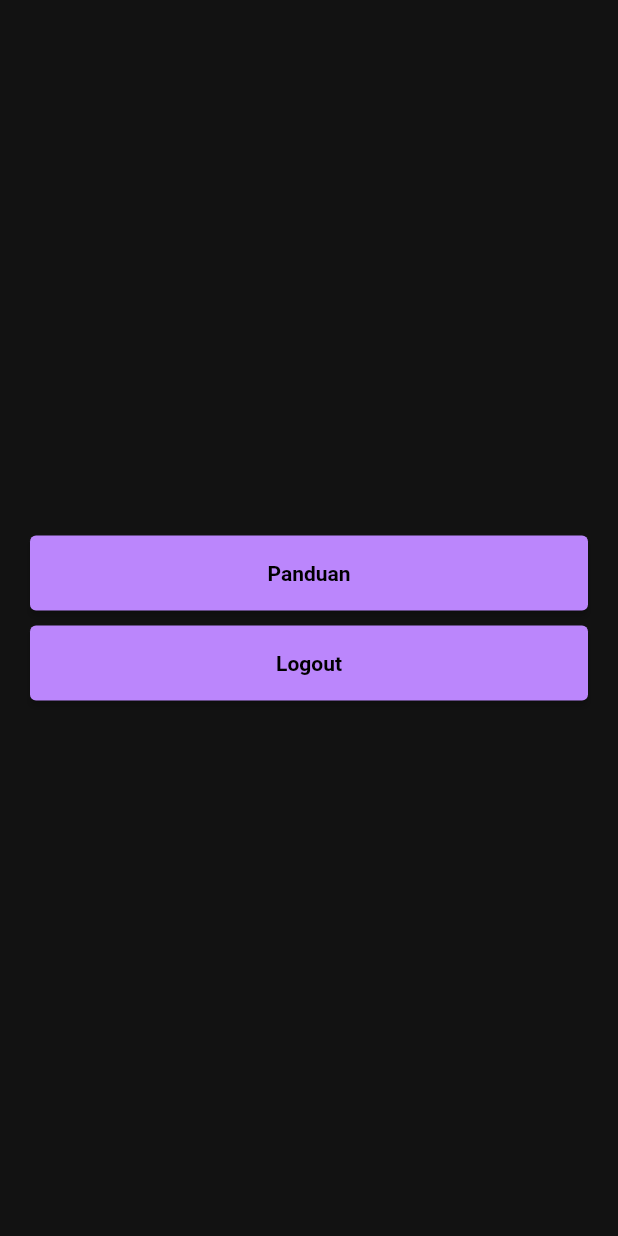
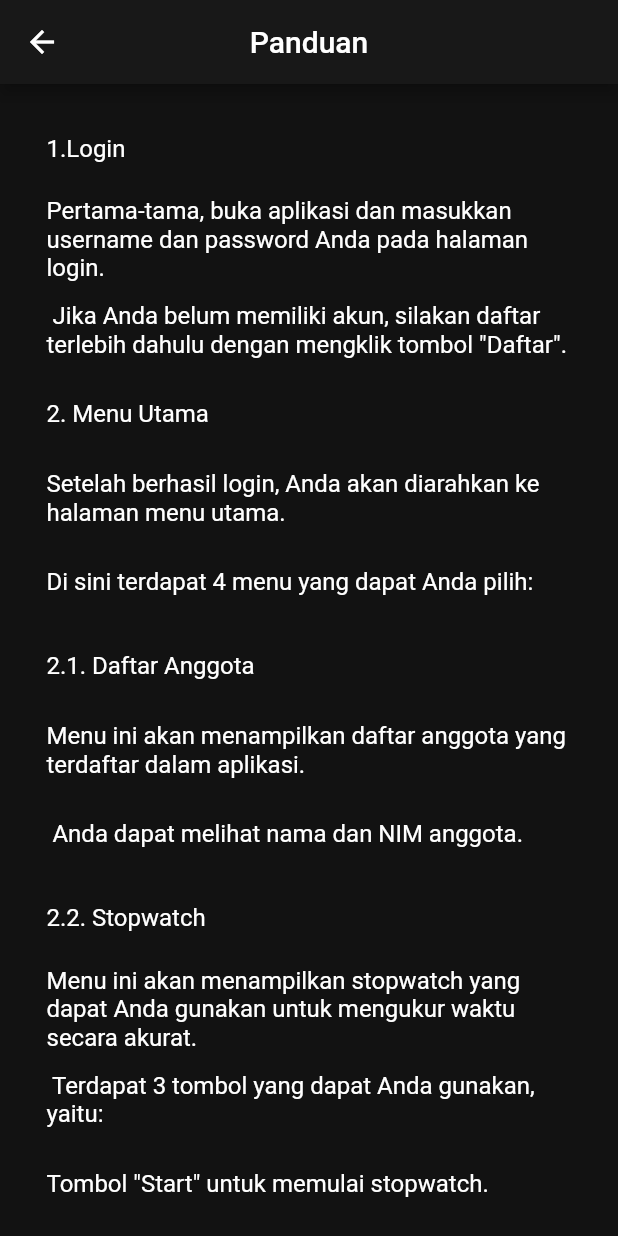
Before and after one commit to fraska20/tpm2, a Flutter app: the Bantuan screen opened directly, after a tap on "Panduan", on a phone screen of 412 x 824 dp. Run offline on Flutter 3.47's test engine with Material 2 defaults, Android fonts, the light colour scheme and no system bars; our stand-ins replace email_validator, flutter_secure_storage; accounts and stored records are empty.

Commit message:
update 3

```diff
--- /dev/null
+++ b/lib/bantuan/panduan.dart
@@ -0,0 +1,53 @@
+import 'package:flutter/material.dart';
+
+class PanduanPage extends StatelessWidget {
+  PanduanPage({Key? key}) : super(key: key);
+
+  List<String> panduan = [
+    '1.Login',
+    'Pertama-tama, buka aplikasi dan masukkan username dan password Anda pada halaman login.',
+    ' Jika Anda belum memiliki akun, silakan daftar terlebih dahulu dengan mengklik tombol "Daftar".',
+    '2. Menu Utama',
+    'Setelah berhasil login, Anda akan diarahkan ke halaman menu utama. ',
+    'Di sini terdapat 4 menu yang dapat Anda pilih:',
+    '2.1. Daftar Anggota',
+    'Menu ini akan menampilkan daftar anggota yang terdaftar dalam aplikasi.',
+    ' Anda dapat melihat nama dan NIM anggota.',
+    '2.2. Stopwatch',
+    'Menu ini akan menampilkan stopwatch yang dapat Anda gunakan untuk mengukur waktu secara akurat.',
+    ' Terdapat 3 tombol yang dapat Anda gunakan, yaitu:',
+    'Tombol "Start" untuk memulai stopwatch.',
+    'Tombol "Stop" untuk menghentikan stopwatch.',
+    'Tombol "Reset" untuk mengembalikan stopwatch ke kondisi awal.',
+    '2.3. Rekomendasi Makanan',
+    'Menu ini akan membantu Anda menemukan rekomendasi makanan berdasarkan jenis makanan yang diinginkan.',
+    'Setiap makanan akan dilengkapi dengan gambar dan terdapat tombol "Detail" yang dapat Anda klik untuk menuju link dan melihat penjelasan lengkap dari makanan tersebut.',
+    '2.4. Daftar Favorit',
+    'Menu ini akan menampilkan daftar makanan favorit Anda.',
+    'Anda dapat menambahkan makanan ke daftar favorit dari menu Rekomendasi Makanan dengan menekan tombol "Tambahkan ke Favorit". ',
+    'Untuk menghapus makanan dari daftar favorit, Anda dapat melakukannya dari menu Daftar Favorit.',
+  ];
+
+  @override
+  Widget build(BuildContext context) {
+    return Scaffold(
+        backgroundColor: Theme.of(context).colorScheme.background,
+        appBar: AppBar(
+          title: Text("Panduan"),
+          centerTitle: true,
+        ),
+        body: Container(
+          height: MediaQuery.of(context).size.height,
+          width: MediaQuery.of(context).size.width,
+          padding: EdgeInsets.all(15),
+          child: ListView.builder(
+            itemCount: panduan.length,
+            itemBuilder: (context, index) {
+              return ListTile(
+                title: Text(panduan[index]),
+              );
+            },
+          ),
+        ));
+  }
+}
--- a/lib/halaman_utama/stopwatch.dart
+++ b/lib/halaman_utama/stopwatch.dart
@@ -44,6 +44,7 @@ class _StopwatchPageState extends State<StopwatchPage> {
     return Scaffold(
       appBar: AppBar(
         title: const Text('Stopwatch'),
+        centerTitle: true,
       ),
       body: Center(
         child: Column(
--- a/lib/login.dart
+++ b/lib/login.dart
@@ -1,5 +1,6 @@
 import 'package:email_validator/email_validator.dart';
 import 'package:flutter/material.dart';
+import 'auth_service.dart';
 import 'home.dart';
 
 class LoginPage extends StatefulWidget {
@@ -19,6 +20,7 @@ class _LoginPageState extends State<LoginPage> {
   void _login() async {
     if (emailController.text == "admin@gmail.com" &&
         passwordController.text == "admin") {
+      await AuthService.setLoggedIn(true);
       Navigator.push(
         context,
         // LandingPage adalah halaman yang dituju
--- a/lib/menu.dart
+++ b/lib/menu.dart
@@ -16,6 +16,11 @@ class _MenuPageState extends State<MenuPage> {
   Widget build(BuildContext context) {
     return Scaffold(
       backgroundColor: Theme.of(context).colorScheme.background,
+      appBar: AppBar(
+        title: Text("Menu"),
+        centerTitle: true,
+        automaticallyImplyLeading: false,
+      ),
       body: Container(
         padding: const EdgeInsets.all(20),
         child: Column(
```
Also changed, not shown: lib/bantuan/bantuan.dart (+34 -5 lines).
